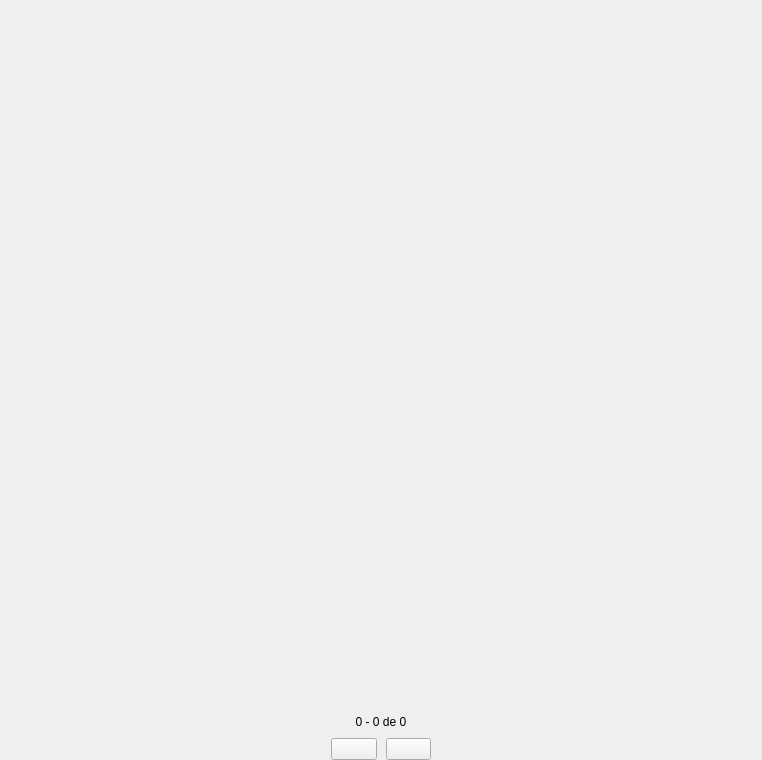
Qt form ui/c_result_display.ui (UgVo/Wakfu-Builder) before a commit.
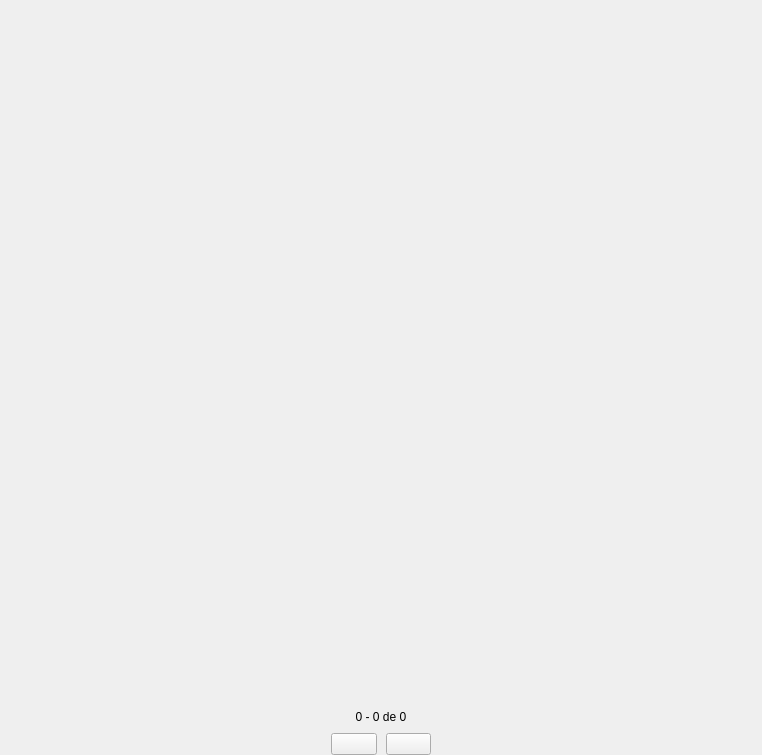
The same form after that commit.

Patch:
```diff
--- a/ui/c_result_display.ui
+++ b/ui/c_result_display.ui
@@ -7,19 +7,19 @@
     <x>0</x>
     <y>0</y>
     <width>762</width>
-    <height>760</height>
+    <height>755</height>
    </rect>
   </property>
   <property name="minimumSize">
    <size>
     <width>762</width>
-    <height>760</height>
+    <height>755</height>
    </size>
   </property>
   <property name="maximumSize">
    <size>
     <width>762</width>
-    <height>760</height>
+    <height>755</height>
    </size>
   </property>
   <property name="windowTitle">
```
